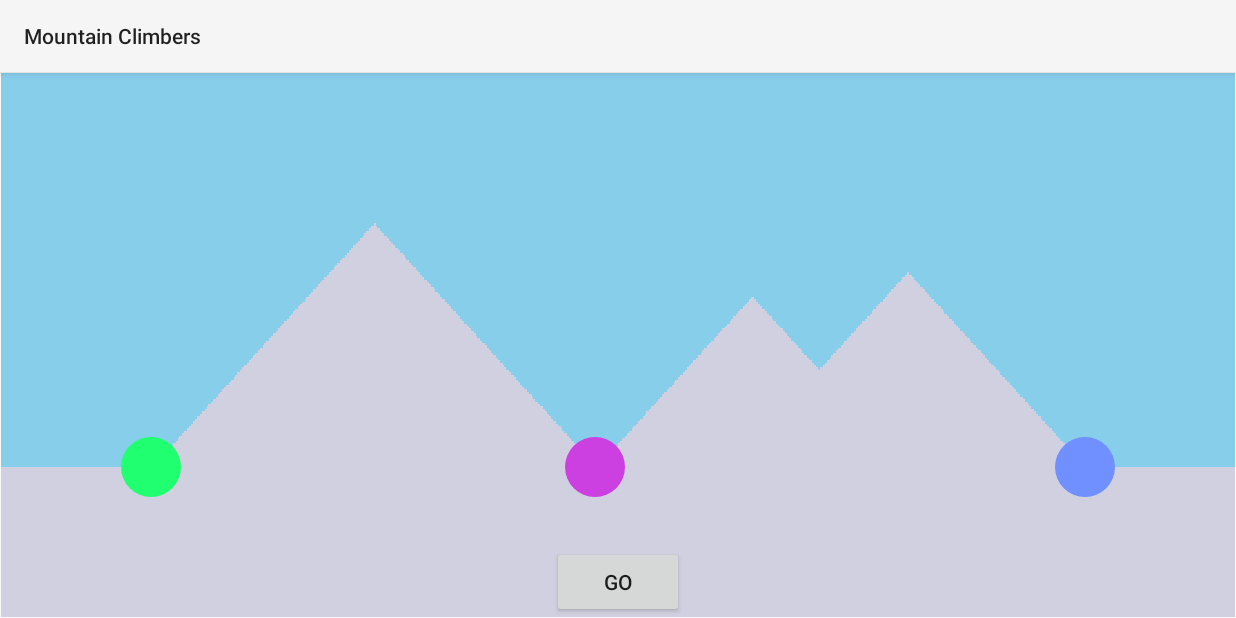
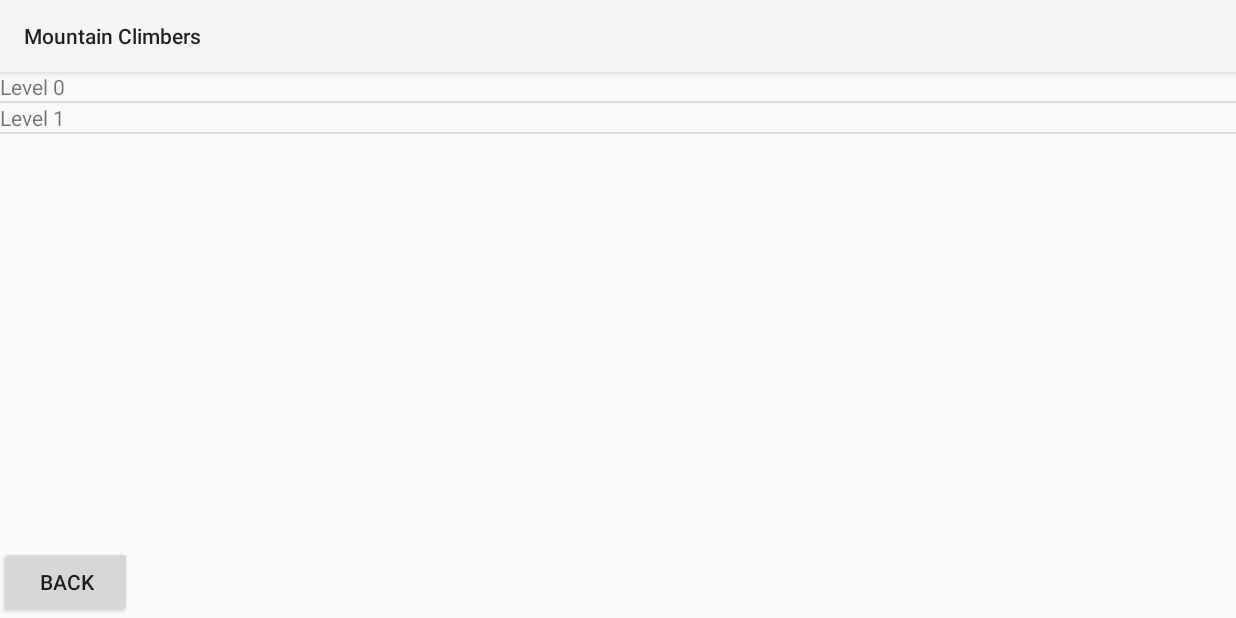
Before and after one commit to smjcrane/Mountain-Climbers, an Android app: the screen it shows after launch (SeeMountain before the commit, LevelSelectActivity after it), after a tap on "START", on a phone screen of 824 x 412 dp (held sideways). Run offline under Robolectric (Android 15) with nearby library versions, the light colour scheme and no system bars.

Commit message:
now has 2 levels woo

```diff
--- /dev/null
+++ b/app/src/main/java/com/example/mountainclimbers/LevelListAdapter.java
@@ -0,0 +1,35 @@
+package com.example.mountainclimbers;
+
+import android.content.Context;
+import android.view.LayoutInflater;
+import android.view.View;
+import android.view.ViewGroup;
+import android.widget.ArrayAdapter;
+import android.widget.TextView;
+
+public class LevelListAdapter extends ArrayAdapter<Integer> {
+
+    private Context context;
+
+    public LevelListAdapter(Context context, int layoutID, Integer[] levelIDs){
+        super(context, layoutID, levelIDs);
+        this.context = context;
+
+    }
+
+    @Override
+    public View getView(int position, View v, ViewGroup parent) {
+
+        if (v == null) {
+            LayoutInflater vi;
+            vi = LayoutInflater.from(getContext());
+            v = vi.inflate(R.layout.list_item_level_select, null);
+        }
+
+        TextView nameText = (TextView) v.findViewById(R.id.listItemText);
+
+        nameText.setText("Level " + Integer.toString(position));
+
+        return v;
+    }
+}
--- a/app/src/main/java/com/example/mountainclimbers/LevelSelectActivity.java
+++ b/app/src/main/java/com/example/mountainclimbers/LevelSelectActivity.java
@@ -1,13 +1,36 @@
 package com.example.mountainclimbers;
 
+import android.content.Intent;
 import android.support.v7.app.AppCompatActivity;
 import android.os.Bundle;
+import android.view.View;
+import android.widget.AdapterView;
+import android.widget.ArrayAdapter;
+import android.widget.ListAdapter;
+import android.widget.ListView;
 
 public class LevelSelectActivity extends AppCompatActivity {
+
+    public static final Integer[] levelIDs = new Integer[] {R.raw.lvl00, R.raw.lvl01};
+    public static final String LEVELID = "levelID";
 
     @Override
     protected void onCreate(Bundle savedInstanceState) {
         super.onCreate(savedInstanceState);
         setContentView(R.layout.activity_level_select);
+
+        ListView listView = findViewById(R.id.levelList);
+        ListAdapter adapter = new LevelListAdapter(this, R.layout.list_item_level_select, levelIDs);
+        listView.setAdapter(adapter);
+
+        listView.setOnItemClickListener(new AdapterView.OnItemClickListener() {
+            @Override
+            public void onItemClick(AdapterView<?> parent, View view, int position, long id) {
+                Intent playLevel = new Intent();
+                playLevel.setClass(LevelSelectActivity.this, SeeMountain.class);
+                playLevel.putExtra(LEVELID, levelIDs[position]);
+                startActivity(playLevel);
+            }
+        });
     }
 }
--- a/app/src/main/java/com/example/mountainclimbers/MainActivity.java
+++ b/app/src/main/java/com/example/mountainclimbers/MainActivity.java
@@ -8,20 +8,20 @@ import android.widget.Button;
 
 public class MainActivity extends AppCompatActivity {
 
-    private Button startbutton;
+    private Button startButton;
 
     @Override
     protected void onCreate(Bundle savedInstanceState) {
         super.onCreate(savedInstanceState);
         setContentView(R.layout.activity_main);
 
-        startbutton = findViewById(R.id.mainStartButton);
-        startbutton.setOnClickListener(new View.OnClickListener() {
+        startButton = findViewById(R.id.mainStartButton);
+        startButton.setOnClickListener(new View.OnClickListener() {
             @Override
             public void onClick(View v) {
-                Intent seeMountain = new Intent();
-                seeMountain.setClass(MainActivity.this, SeeMountain.class);
-                startActivity(seeMountain);
+                Intent selectLevel = new Intent();
+                selectLevel.setClass(MainActivity.this, LevelSelectActivity.class);
+                startActivity(selectLevel);
             }
         });
     }
--- a/app/src/main/java/com/example/mountainclimbers/SeeMountain.java
+++ b/app/src/main/java/com/example/mountainclimbers/SeeMountain.java
@@ -1,5 +1,6 @@
 package com.example.mountainclimbers;
 
+import android.content.Intent;
 import android.renderscript.ScriptGroup;
 import android.support.v7.app.AppCompatActivity;
 import android.os.Bundle;
@@ -26,7 +27,16 @@ public class SeeMountain extends AppCompatActivity {
 
         mountainView = findViewById(R.id.mountainView);
 
-        loadLevel(R.raw.lvl01);
+        int levelID = -1;
+        Intent caller = getIntent();
+        Bundle extras = caller.getExtras();
+        if (extras != null) {
+            if (extras.containsKey(LevelSelectActivity.LEVELID)) {
+                levelID = extras.getInt(LevelSelectActivity.LEVELID, -1);
+            }
+        }
+
+        loadLevel(levelID);
 
         Button goButton = findViewById(R.id.mountainGoButton);
         goButton.setOnClickListener(new View.OnClickListener() {
--- a/app/src/main/res/layout/activity_level_select.xml
+++ b/app/src/main/res/layout/activity_level_select.xml
@@ -6,4 +6,18 @@
     android:layout_height="match_parent"
     tools:context=".LevelSelectActivity">
 
+    <ListView
+        android:id="@+id/levelList"
+        android:layout_width="match_parent"
+        android:layout_height="match_parent">
+    </ListView>
+
+    <Button
+        android:id="@+id/levelSelectBackButton"
+        android:text="Back"
+        android:layout_width="wrap_content"
+        android:layout_height="wrap_content"
+        app:layout_constraintLeft_toLeftOf="parent"
+        app:layout_constraintBottom_toBottomOf="parent"/>
+
 </android.support.constraint.ConstraintLayout>
--- /dev/null
+++ b/app/src/main/res/layout/list_item_level_select.xml
@@ -0,0 +1,11 @@
+<?xml version="1.0" encoding="utf-8"?>
+<android.support.constraint.ConstraintLayout
+    xmlns:android="http://schemas.android.com/apk/res/android" android:layout_width="match_parent"
+    android:layout_height="match_parent">
+
+    <TextView
+        android:id="@+id/listItemText"
+        android:layout_width="match_parent"
+        android:layout_height="match_parent" />
+
+</android.support.constraint.ConstraintLayout>
```
